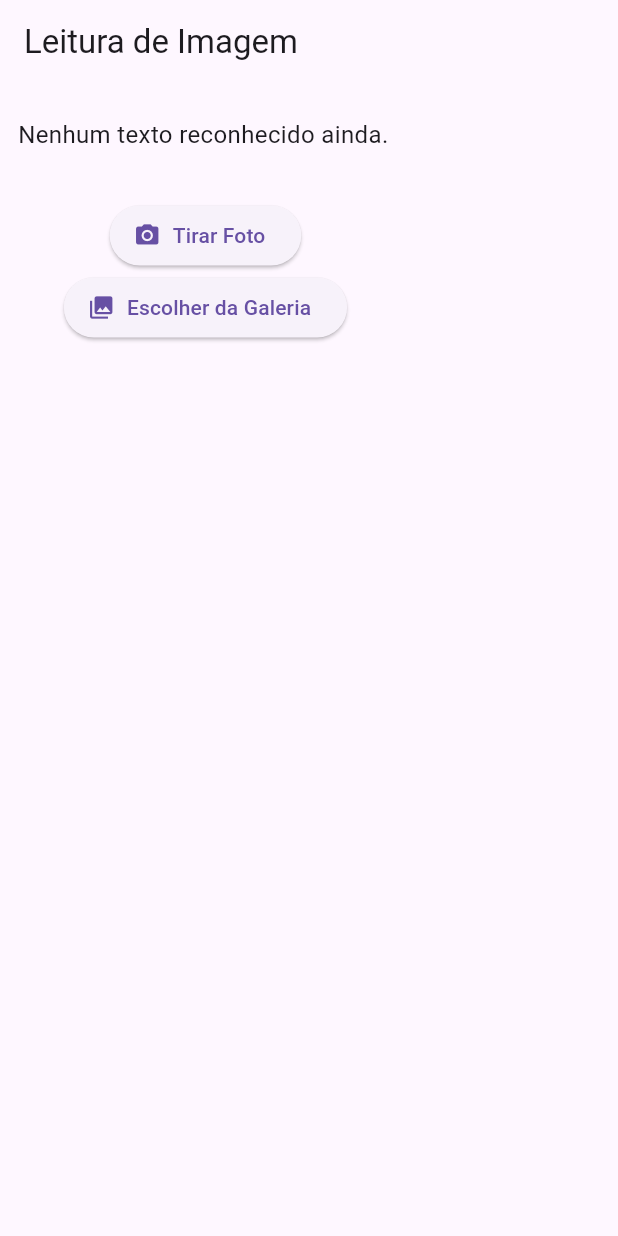
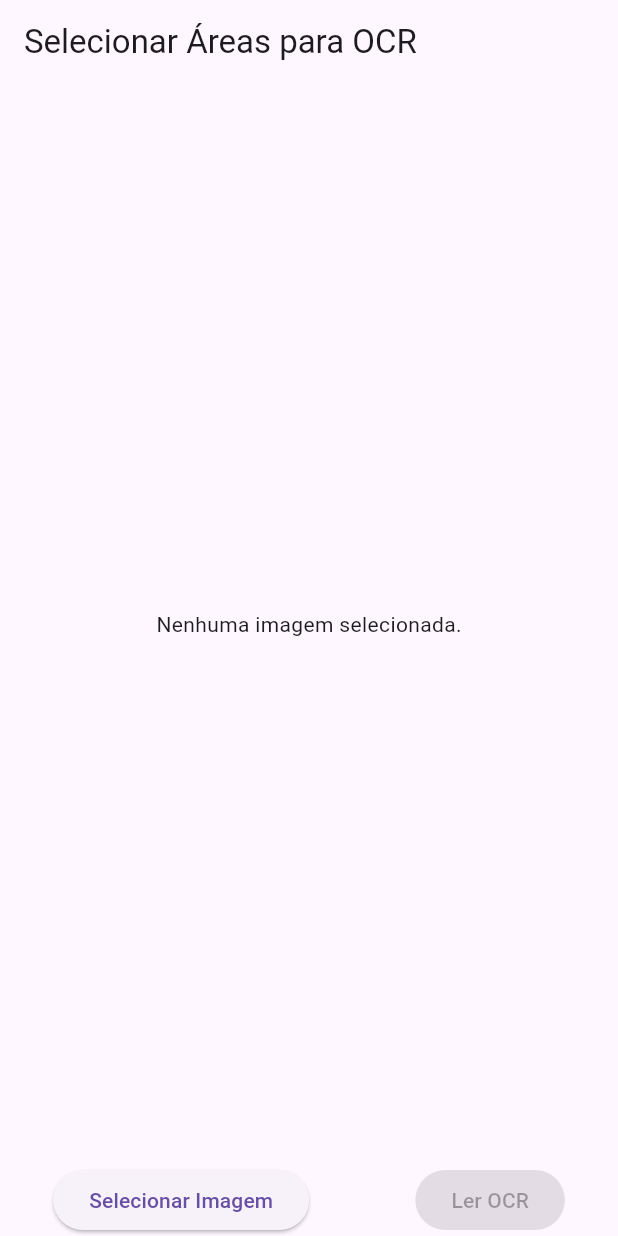
Before and after one commit to EletroCP/my_collector, a Flutter app: the screen it shows after launch, on a phone screen of 412 x 824 dp. Run offline on Flutter 3.47's test engine with Material 3 defaults, Android fonts, the light colour scheme and no system bars; our stand-ins replace image_picker; missing offline and left inert: google_mlkit_text_recognition.

```diff
--- a/lib/main.dart
+++ b/lib/main.dart
@@ -1,97 +1,167 @@
 import 'dart:io';
+import 'dart:ui' as ui;
 import 'package:flutter/material.dart';
 import 'package:image_picker/image_picker.dart';
+import 'package:image/image.dart' as img;
 import 'package:google_mlkit_text_recognition/google_mlkit_text_recognition.dart';
+import 'package:path_provider/path_provider.dart';
 
 void main() {
-  runApp(const MyApp());
+  runApp(const MaterialApp(home: OCRSelectorApp()));
 }
 
-class MyApp extends StatelessWidget {
-  const MyApp({super.key});
+class OCRSelectorApp extends StatefulWidget {
+  const OCRSelectorApp({super.key});
+
   @override
-  Widget build(BuildContext context) {
-    return MaterialApp(
-      title: 'Personal Collector',
-      theme: ThemeData(primarySwatch: Colors.blue),
-      home: const ImagePickerPage(),
-    );
-  }
+  State<OCRSelectorApp> createState() => _OCRSelectorAppState();
 }
 
-class ImagePickerPage extends StatefulWidget {
-  const ImagePickerPage({super.key});
+class _OCRSelectorAppState extends State<OCRSelectorApp> {
+  ui.Image? _image;
+  File? _imageFile;
+  final List<Rect> _selectedAreas = [];
+  Rect? _currentRect;
+  Offset? _startPoint;
+  String _resultado = "";
+  final picker = ImagePicker();
 
-  @override
-  State<ImagePickerPage> createState() => _ImagePickerPageState();
-}
-
-class _ImagePickerPageState extends State<ImagePickerPage> {
-  File? _image;
-  String _recognizedText = '';
-  bool _loading = false;
-
-  Future<void> _pickImage(ImageSource source) async {
-    final picker = ImagePicker();
-    final pickedFile = await picker.pickImage(source: source, imageQuality: 85);
-
-    if (pickedFile != null) {
+  Future<void> _pickImage() async {
+    final picked = await picker.pickImage(source: ImageSource.gallery);
+    if (picked != null) {
+      final file = File(picked.path);
+      final bytes = await file.readAsBytes();
+      final codec = await ui.instantiateImageCodec(bytes);
+      final frame = await codec.getNextFrame();
       setState(() {
-        _image = File(pickedFile.path);
-        _recognizedText = '';
-        _loading = true;
+        _image = frame.image;
+        _imageFile = file;
+        _selectedAreas.clear();
+        _resultado = "";
       });
-
-      await _doOCR(File(pickedFile.path));
     }
   }
 
-  Future<void> _doOCR(File imageFile) async {
-    final inputImage = InputImage.fromFile(imageFile);
-    final textRecognizer = TextRecognizer(script: TextRecognitionScript.latin);
+  Future<void> _processOCR() async {
+    if (_imageFile == null || _selectedAreas.length != 2) return;
+    final raw = await _imageFile!.readAsBytes();
+    final original = img.decodeImage(raw);
+    if (original == null) return;
 
-    final RecognizedText recognizedText = await textRecognizer.processImage(inputImage);
-    await textRecognizer.close();
+    final scaleX = original.width / _image!.width;
+    final scaleY = original.height / _image!.height;
+
+    List<String> resultados = [];
+
+    for (final area in _selectedAreas) {
+      final crop = img.copyCrop(
+        original,
+        x: (area.left * scaleX).round(),
+        y: (area.top * scaleY).round(),
+        width: (area.width * scaleX).round(),
+        height: (area.height * scaleY).round(),
+      );
+
+      final tempDir = await getTemporaryDirectory();
+      final tempPath = '${tempDir.path}/${DateTime.now().millisecondsSinceEpoch}.png';
+      final croppedFile = File(tempPath)..writeAsBytesSync(img.encodePng(crop));
+
+      final inputImage = InputImage.fromFile(croppedFile);
+      final recognizer = TextRecognizer(script: TextRecognitionScript.latin);
+      final result = await recognizer.processImage(inputImage);
+      resultados.add(result.text.replaceAll('\n', '').trim());
+    }
 
     setState(() {
-      _recognizedText = recognizedText.text;
-      _loading = false;
+      _resultado = "${resultados[0]};${resultados[1]}";
     });
   }
 
   @override
   Widget build(BuildContext context) {
     return Scaffold(
-      appBar: AppBar(title: const Text("Leitura de Imagem")),
-      body: SingleChildScrollView(
-        child: Column(
-          children: [
-            if (_image != null) Image.file(_image!, height: 300),
-            const SizedBox(height: 10),
-            if (_loading)
-              const CircularProgressIndicator()
-            else
-              Padding(
-                padding: const EdgeInsets.all(12.0),
-                child: SelectableText(
-                  _recognizedText.isEmpty ? "Nenhum texto reconhecido ainda." : _recognizedText,
-                  style: const TextStyle(fontSize: 16),
-                ),
+      appBar: AppBar(title: const Text('Selecionar Áreas para OCR')),
+      body: Column(
+        children: [
+          Expanded(
+            child: _image == null
+                ? const Center(child: Text("Nenhuma imagem selecionada."))
+                : GestureDetector(
+                    onPanStart: (details) {
+                      setState(() {
+                        _startPoint = details.localPosition;
+                      });
+                    },
+                    onPanUpdate: (details) {
+                      setState(() {
+                        final current = details.localPosition;
+                        _currentRect = Rect.fromPoints(_startPoint!, current);
+                      });
+                    },
+                    onPanEnd: (_) {
+                      setState(() {
+                        if (_currentRect != null && _selectedAreas.length < 2) {
+                          _selectedAreas.add(_currentRect!);
+                        }
+                        _currentRect = null;
+                      });
+                    },
+                    child: CustomPaint(
+                      painter: ImagePainter(image: _image!, areas: _selectedAreas, current: _currentRect),
+                      child: SizedBox(
+                        width: double.infinity,
+                        height: double.infinity,
+                      ),
+                    ),
+                  ),
+          ),
+          if (_resultado.isNotEmpty)
+            Padding(
+              padding: const EdgeInsets.all(8.0),
+              child: Text("Resultado: $_resultado", style: const TextStyle(fontSize: 16)),
+            ),
+          Row(
+            mainAxisAlignment: MainAxisAlignment.spaceAround,
+            children: [
+              ElevatedButton(onPressed: _pickImage, child: const Text("Selecionar Imagem")),
+              ElevatedButton(
+                onPressed: _selectedAreas.length == 2 ? _processOCR : null,
+                child: const Text("Ler OCR"),
               ),
-            const SizedBox(height: 20),
-            ElevatedButton.icon(
-              icon: const Icon(Icons.camera_alt),
-              label: const Text("Tirar Foto"),
-              onPressed: () => _pickImage(ImageSource.camera),
-            ),
-            ElevatedButton.icon(
-              icon: const Icon(Icons.photo_library),
-              label: const Text("Escolher da Galeria"),
-              onPressed: () => _pickImage(ImageSource.gallery),
-            ),
-          ],
-        ),
+            ],
+          )
+        ],
       ),
     );
   }
 }
+
+class ImagePainter extends CustomPainter {
+  final ui.Image image;
+  final List<Rect> areas;
+  final Rect? current;
+
+  ImagePainter({required this.image, required this.areas, required this.current});
+
+  @override
+  void paint(Canvas canvas, Size size) {
+    final paint = Paint();
+    canvas.drawImage(image, Offset.zero, paint);
+
+    final border = Paint()
+      ..color = Colors.red
+      ..strokeWidth = 2
+      ..style = PaintingStyle.stroke;
+
+    for (final rect in areas) {
+      canvas.drawRect(rect, border);
+    }
+
+    if (current != null) {
+      canvas.drawRect(current!, border);
+    }
+  }
+
+  @override
+  bool shouldRepaint(covariant CustomPainter oldDelegate) => true;
+}
--- a/pubspec.yaml
+++ b/pubspec.yaml
@@ -30,8 +30,10 @@ environment:
 dependencies:
   flutter:
     sdk: flutter
-  image_picker: ^1.1.0
-  google_mlkit_text_recognition: ^0.11.0
+  image_picker: ^1.0.4
+  image: ^4.0.17
+  google_mlkit_text_recognition: ^0.15.0
+  path_provider: ^2.1.1
 
   # The following adds the Cupertino Icons font to your application.
   # Use with the CupertinoIcons class for iOS style icons.
```
Also changed, not shown: pubspec.lock, 3 other files.
